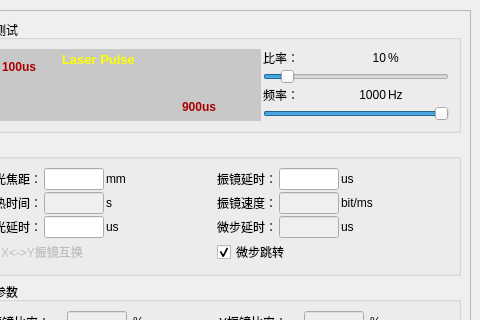
First picture: the form in 3dLaser/ui/parawindow.ui, repository xiaohang2013/3dLaser-osg, before the edit; both pictures show x 160 to 640 and y 0 to 320 of the 640 by 480 pixel window.
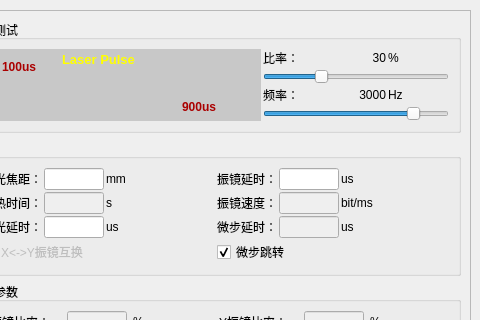
Second picture: the form after the edit. Icons and pictures are not drawn.

```diff
--- a/3dLaser/ui/parawindow.ui
+++ b/3dLaser/ui/parawindow.ui
@@ -955,7 +955,7 @@
             <item>
              <widget class="QLabel" name="lb_laser_r_v">
               <property name="text">
-               <string>10</string>
+               <string>30</string>
               </property>
               <property name="alignment">
                <set>Qt::AlignRight|Qt::AlignTrailing|Qt::AlignVCenter</set>
@@ -976,8 +976,11 @@
             <property name="maximum">
              <number>100</number>
             </property>
+            <property name="value">
+             <number>30</number>
+            </property>
             <property name="sliderPosition">
-             <number>10</number>
+             <number>30</number>
             </property>
             <property name="orientation">
              <enum>Qt::Horizontal</enum>
@@ -1002,7 +1005,7 @@
             <item>
              <widget class="QLabel" name="lb_laser_f_v">
               <property name="text">
-               <string>1000</string>
+               <string>3000</string>
               </property>
               <property name="alignment">
                <set>Qt::AlignRight|Qt::AlignTrailing|Qt::AlignVCenter</set>
@@ -1020,14 +1023,17 @@
           </item>
           <item>
            <widget class="QSlider" name="sl_laser_f">
+            <property name="minimum">
+             <number>500</number>
+            </property>
             <property name="maximum">
-             <number>1000</number>
+             <number>3500</number>
             </property>
             <property name="pageStep">
-             <number>1000</number>
+             <number>100</number>
             </property>
             <property name="value">
-             <number>1000</number>
+             <number>3000</number>
             </property>
             <property name="orientation">
              <enum>Qt::Horizontal</enum>
```
Left out of the diff: 104 changed lines with no effect on the pictures.
